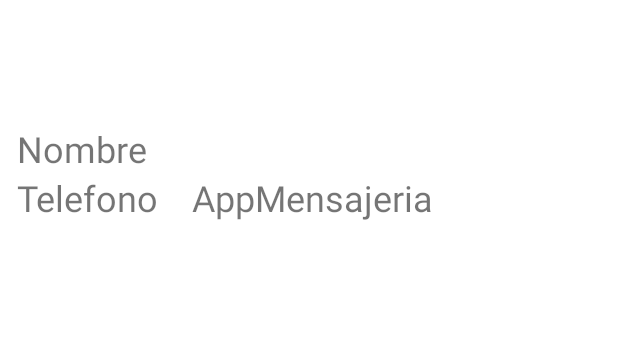
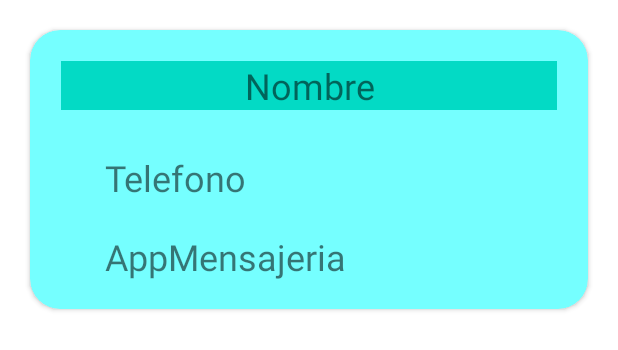
Before and after one commit to AndreaLaz/AgendaNFC, an Android app: the layout view_contacto_single.xml on its own in the app's theme, with its tools: preview values and no code run, on a phone screen of 412 x 824 dp. Shown: the top 350 px of the screen. Run offline under Robolectric (Android 15) with nearby library versions, the phone set to English and light mode, and no system bars.

Commit message:
BBDD-Read(misContactos)

```diff
--- a/app/src/main/res/layout/view_contacto_single.xml
+++ b/app/src/main/res/layout/view_contacto_single.xml
@@ -1,57 +1,62 @@
 <?xml version="1.0" encoding="utf-8"?>
-<androidx.constraintlayout.widget.ConstraintLayout xmlns:android="http://schemas.android.com/apk/res/android"
+<androidx.cardview.widget.CardView xmlns:android="http://schemas.android.com/apk/res/android"
     xmlns:app="http://schemas.android.com/apk/res-auto"
     android:layout_width="match_parent"
-    android:layout_height="match_parent">
-
-    <LinearLayout
-        android:layout_width="390dp"
-        android:layout_height="659dp"
-        android:layout_marginStart="44dp"
-        android:layout_marginTop="22dp"
-        android:layout_marginEnd="44dp"
-        android:layout_marginBottom="22dp"
-        android:orientation="horizontal"
-        app:layout_constraintBottom_toBottomOf="parent"
-        app:layout_constraintEnd_toEndOf="parent"
-        app:layout_constraintStart_toStartOf="parent"
-        app:layout_constraintTop_toTopOf="parent">
+    android:layout_height="wrap_content"
+    android:layout_margin="20dp"
+    android:background="@color/teal_200"
+    android:backgroundTint="#72FFF2"
+    android:backgroundTintMode="add"
+    android:hapticFeedbackEnabled="false"
+    android:padding="10dp"
+    app:cardBackgroundColor="@color/teal_200"
+    app:cardCornerRadius="20dp">
 
     <LinearLayout
         android:layout_width="match_parent"
-            android:layout_height="match_parent"
+        android:layout_height="wrap_content"
         android:gravity="center"
-            android:orientation="vertical">
+        android:orientation="vertical"
+        android:padding="5dp">
 
         <TextView
-                android:id="@+id/textView4"
+            android:id="@+id/nombre"
             android:layout_width="match_parent"
             android:layout_height="wrap_content"
+            android:layout_margin="15dp"
+            android:background="@color/teal_200"
+            android:gravity="center"
             android:text="Nombre"
             android:textSize="24sp" />
 
         <LinearLayout
-                android:layout_width="match_parent"
-                android:layout_height="match_parent"
-                android:orientation="horizontal">
+            android:layout_width="309dp"
+            android:layout_height="wrap_content"
+            android:background="#00000000"
+            android:orientation="vertical"
+            android:padding="3dp">
 
             <TextView
-                    android:id="@+id/textView5"
+                android:id="@+id/telefono"
                 android:layout_width="wrap_content"
-                    android:layout_height="wrap_content"
+                android:layout_height="match_parent"
+                android:layout_marginLeft="5dp"
+                android:gravity="left"
+                android:padding="10dp"
                 android:text="Telefono"
                 android:textSize="24sp" />
 
             <TextView
-                    android:id="@+id/textView6"
-                    android:layout_width="wrap_content"
-                    android:layout_height="wrap_content"
-                    android:layout_marginLeft="22dp"
+                android:id="@+id/aplicacionM"
+                android:layout_width="match_parent"
+                android:layout_height="match_parent"
+                android:layout_marginLeft="5dp"
+                android:gravity="left"
+                android:padding="10dp"
                 android:text="AppMensajeria"
                 android:textSize="24sp" />
         </LinearLayout>
 
     </LinearLayout>
-    </LinearLayout>
 
-</androidx.constraintlayout.widget.ConstraintLayout>
+</androidx.cardview.widget.CardView>
```
Also changed, not shown: app/build.gradle (+7 -3 lines), app/src/main/java/mobile/android/agendanfc/ContactosActivity.java (+51 -0 lines), app/src/main/java/mobile/android/agendanfc/MenuPrincipalActivity.java (+9 -0 lines), app/src/main/java/mobile/android/agendanfc/adapter/ContactoAdapter.java (+49 -1 lines), app/src/main/res/layout/activity_contactos.xml (+9 -1 lines). Lines whose indentation alone changed are shown as unchanged.
